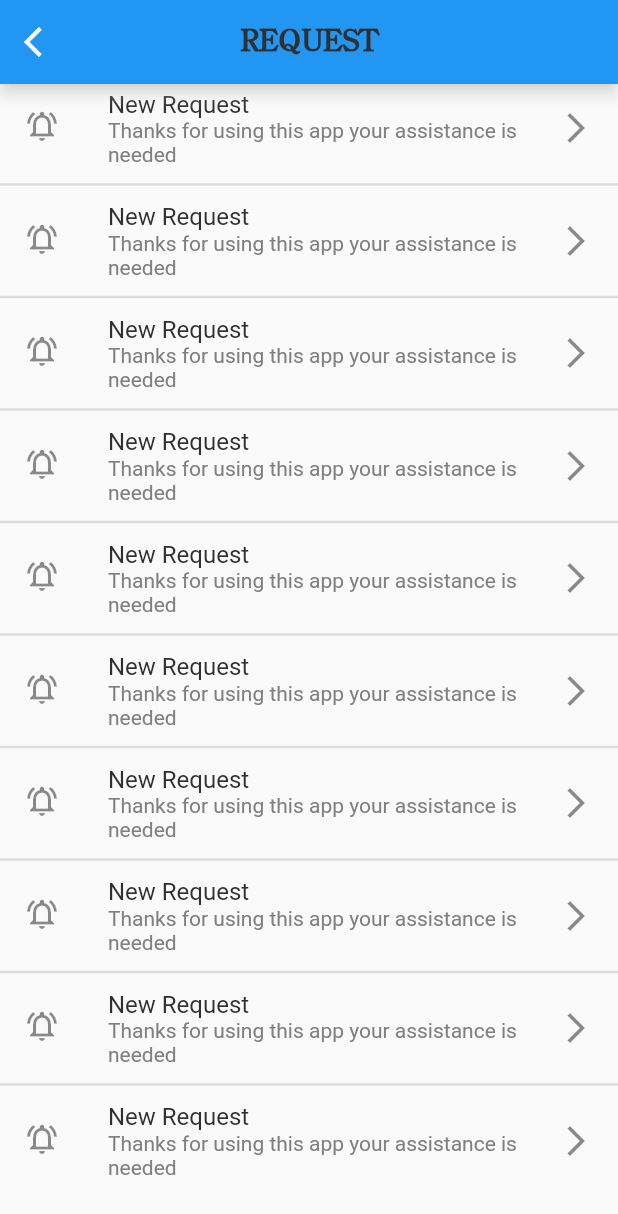
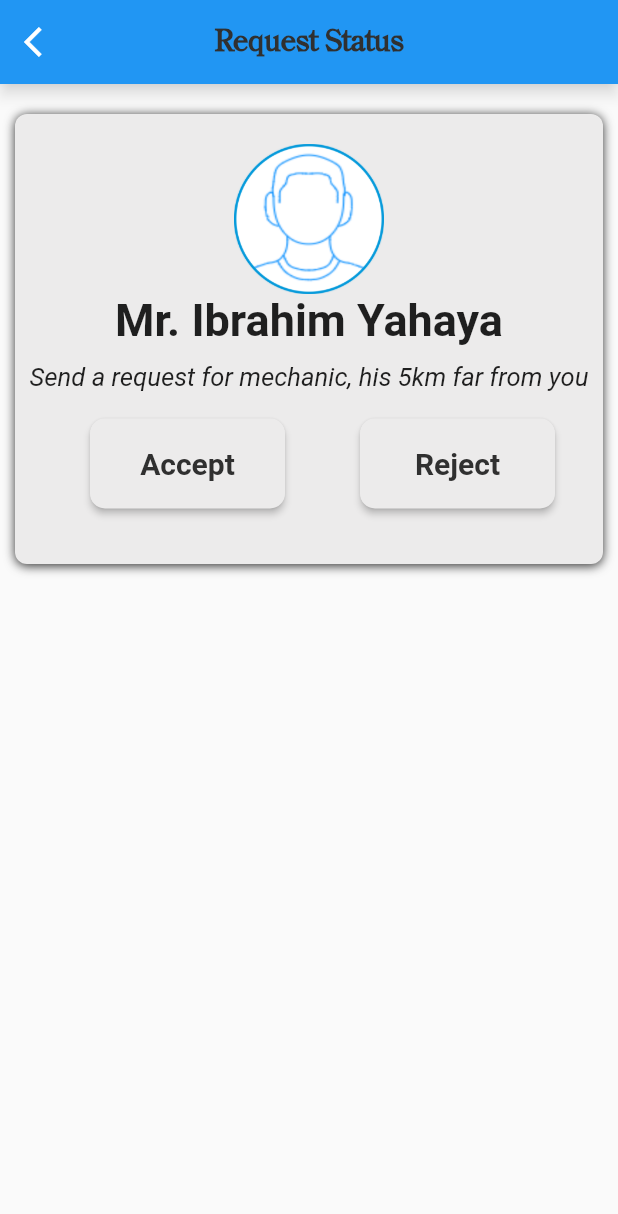
Before and after one commit to the-impossible/RoadAssistant, a Flutter app: the RequestPage screen opened by its route, after a tap on "New Request", on a phone screen of 412 x 824 dp. Shown: the top 1214 px of the screen. Run offline on Flutter 3.47's test engine with Material 2 defaults, Android fonts, the phone set to English and light mode, and no system bars; our stand-ins replace flutter_spinkit, flutter_svg, get, shared_preferences; accounts and stored records are empty; Roboto replaces fonts that are missing (Schyuler).

Commit message:
request_page

```diff
--- a/lib/Mechanic_page/request_page.dart
+++ b/lib/Mechanic_page/request_page.dart
@@ -1,7 +1,10 @@
 import 'package:flutter/material.dart';
+import 'package:get/get.dart';
 import 'package:welcome/Mechanic_page/component/defaultAppBar.dart';
 import 'package:welcome/Mechanic_page/component/defaultBackButton.dart';
 import 'package:welcome/constant.dart';
+
+import '../routes/routes.dart';
 
 class RequestPage extends StatefulWidget {
   const RequestPage({super.key});
@@ -24,8 +27,8 @@ class _RequestPageState extends State<RequestPage> {
         itemCount: 10,
         itemBuilder: (context, index) {
           return ListTile(
-            leading: Icon(Icons.notifications_active_outlined),
-            trailing: Icon(Icons.arrow_forward_ios),
+            leading: const Icon(Icons.notifications_active_outlined),
+            trailing:const  Icon(Icons.arrow_forward_ios),
             title: const Text(
               'New Request',
               style: TextStyle(color: kDarkColor),
@@ -34,7 +37,9 @@ class _RequestPageState extends State<RequestPage> {
               'Thanks for using this app your assistance is needed',
               style: TextStyle(color: kLightColor),
             ),
-            onTap: () {},
+            onTap: () {
+              Get.toNamed(Routes.requestPageStatus);
+            },
             enabled: true,
           );
         },
--- /dev/null
+++ b/lib/Mechanic_page/request_status.dart
@@ -0,0 +1,128 @@
+import 'package:flutter/material.dart';
+import 'package:welcome/Mechanic_page/component/defaultAppBar.dart';
+import 'package:welcome/Mechanic_page/component/defaultBackButton.dart';
+import 'package:welcome/constant.dart';
+
+class RequestStatusPAGE extends StatefulWidget {
+  const RequestStatusPAGE({super.key});
+
+  @override
+  State<RequestStatusPAGE> createState() => _RequestStatusPAGEState();
+}
+
+class _RequestStatusPAGEState extends State<RequestStatusPAGE> {
+  @override
+  Widget build(BuildContext context) {
+    return Scaffold(
+      appBar: const DefaultAppBar(
+        title: 'Request Status',
+        child: DefaultBackButton(),
+      ),
+      body: Padding(
+        padding: EdgeInsets.only(top: 20.0, left: 10.0, right: 10.0),
+        child: Container(
+          height: 300,
+          width: MediaQuery.of(context).size.width,
+          decoration: BoxDecoration(
+            color: kGreyColor,
+            shape: BoxShape.rectangle,
+            borderRadius: BorderRadius.circular(8.0),
+            boxShadow: const [
+              BoxShadow(
+                color: kDarkColor,
+                blurRadius: 5,
+                // spreadRadius: 2,
+                offset: Offset(0, 1),
+              ),
+            ],
+          ),
+          child: Column(
+            children: [
+              Padding(
+                padding: const EdgeInsets.only(top: 20.0),
+                child: Image.asset(
+                  'assets/images/profile.png',
+                  height: 100,
+                ),
+              ),
+              const Text(
+                'Mr. Ibrahim Yahaya',
+                style: TextStyle(
+                  fontFamily: 'Schyuler',
+                  fontSize: 30.0,
+                  fontWeight: FontWeight.bold,
+                ),
+              ),
+              const SizedBox(
+                height: 10,
+              ),
+              const Text(
+                'Send a request for mechanic, his 5km far from you',
+                style: TextStyle(
+                  fontFamily: 'Schyuler',
+                  fontSize: 17,
+                  fontStyle: FontStyle.italic,
+                ),
+              ),
+              const SizedBox(
+                height: 10,
+              ),
+              Row(
+                children: [
+                  Padding(
+                    padding: const EdgeInsets.symmetric(
+                        vertical: 8.0, horizontal: 50.0),
+                    child: Container(
+                      height: 60,
+                      width: 130,
+                      child: ElevatedButton(
+                        onPressed: () {},
+                        style: ButtonStyle(
+                          backgroundColor:
+                              MaterialStateProperty.all(kGreyColor),
+                          shape: MaterialStateProperty.all(
+                              RoundedRectangleBorder(
+                                  borderRadius: BorderRadius.circular(10.0))),
+                        ),
+                        child: const Text(
+                          'Accept',
+                          style: TextStyle(
+                            color: kDarkColor,
+                            fontSize: 20.0,
+                            fontFamily: 'Schyuler',
+                            fontWeight: FontWeight.bold,
+                          ),
+                        ),
+                      ),
+                    ),
+                  ),
+                  Container(
+                    height: 60,
+                    width: 130,
+                    child: ElevatedButton(
+                      onPressed: () {},
+                      style: ButtonStyle(
+                        backgroundColor: MaterialStateProperty.all(kGreyColor),
+                        shape: MaterialStateProperty.all(RoundedRectangleBorder(
+                            borderRadius: BorderRadius.circular(10.0))),
+                      ),
+                      child: const Text(
+                        'Reject',
+                        style: TextStyle(
+                          color: kDarkColor,
+                          fontSize: 20.0,
+                          fontFamily: 'Schyuler',
+                          fontWeight: FontWeight.bold,
+                        ),
+                      ),
+                    ),
+                  ),
+                ],
+              )
+            ],
+          ),
+        ),
+      ),
+    );
+  }
+}
--- a/lib/constant.dart
+++ b/lib/constant.dart
@@ -1,5 +1,3 @@
-import 'dart:html';
-
 import 'package:flutter/material.dart';
 
 const kPrimaryColor = Color(0xFFFF8084);
@@ -13,6 +11,7 @@ const KHeadColor = Colors.pink;
 const kTransparentColor = Colors.transparent;
 const kShow = Color.fromARGB(255, 248, 19, 3);
 const kFriendlyColor = Colors.blue;
+const kGreyColor = Color.fromARGB(255, 236, 235, 235);
 // const kNotWhiteColor = Color.fromARGB(255, 248, 236, 236);
 
 const kDefaultPadding = 20.0;
@@ -57,7 +56,6 @@ const String WhatsApp = 'assets/images/whatsapp.jpg';
 const String telegram = 'assets/images/telegram.png';
 const String facebook = 'assets/images/facebook.png';
 
-
 List<Map<String, String>> introData = [
   {
     'image': welcom,
--- a/lib/routes/routes.dart
+++ b/lib/routes/routes.dart
@@ -11,6 +11,7 @@ import 'package:welcome/Mechanic_page/mecProfile.dart';
 import 'package:welcome/Mechanic_page/notificationList.dart';
 import 'package:welcome/Mechanic_page/notification_page.dart';
 import 'package:welcome/Mechanic_page/request_page.dart';
+import 'package:welcome/Mechanic_page/request_status.dart';
 import 'package:welcome/Ui/landingPage.dart';
 import 'package:welcome/Ui/login.dart';
 import 'package:welcome/Ui/register.dart';
@@ -37,6 +38,7 @@ class Routes {
   static String driverProfile = '/driverProfile';
   static String helpPage = '/helpPage';
   static String taskPage = '/taskPage';
+  static String requestPageStatus = '/requestPageStatus';
 
   // MecHomePage
 }
@@ -110,6 +112,12 @@ final getPages = [
     name: Routes.helpPage,
     page: () => const Help_Page(),
   ),
-  GetPage(name: Routes.taskPage,
-  page: () => const Task_Page()),
+  GetPage(
+    name: Routes.taskPage,
+    page: () => const Task_Page(),
+  ),
+  GetPage(
+    name: Routes.requestPageStatus,
+    page: () => const RequestStatusPAGE(),
+  ),
 ];
```
